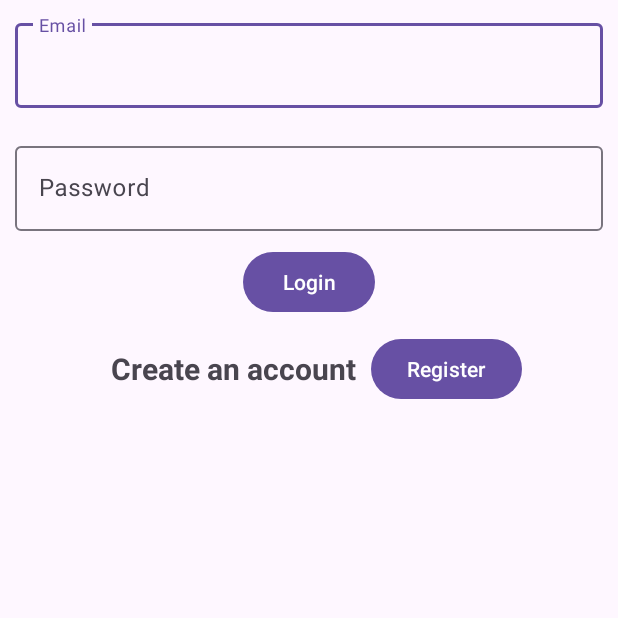
After one commit to abhisharma5111/GroupProject_LinkUp, an Android app: the LoginActivity screen opened directly, with no data from a screen before it, on a phone screen of 412 x 824 dp, the top half of it. The commit adds this screen. Run offline under Robolectric (Android 15) with nearby library versions, the phone set to English and light mode, and no system bars; our stand-ins replace Firebase (no records; nobody signed in at launch, a user with empty details on screens opened directly).

Commit message:
Created user authentication such as login register and updated DB

```diff
--- a/app/src/main/java/com/example/groupproject_linkup/Login.kt
+++ /dev/null
@@ -1,4 +0,0 @@
-package com.example.groupproject_linkup
-
-class Login {
-}
--- /dev/null
+++ b/app/src/main/java/com/example/groupproject_linkup/LoginActivity.kt
@@ -0,0 +1,63 @@
+package com.example.groupproject_linkup
+
+import android.content.Intent
+import android.os.Bundle
+import android.util.Log
+import android.widget.Toast
+import androidx.appcompat.app.AppCompatActivity
+import com.example.groupproject_linkup.databinding.LoginActivityBinding
+import com.google.firebase.auth.FirebaseAuth
+import com.google.firebase.auth.FirebaseAuthUserCollisionException
+
+class LoginActivity : AppCompatActivity() {
+    private lateinit var binding: LoginActivityBinding
+    private lateinit var firebaseAuth: FirebaseAuth
+
+    override fun onCreate(savedInstanceState: Bundle?) {
+        super.onCreate(savedInstanceState)
+
+        binding = LoginActivityBinding.inflate(layoutInflater)
+        setContentView(binding.root)
+
+        // Initialize firebaseAuth
+        firebaseAuth = FirebaseAuth.getInstance()
+
+        binding.redirectRegisterPage.setOnClickListener {
+            val intent = Intent(this, RegisterActivity::class.java)
+            startActivity(intent)
+        }
+
+            binding.mainRedirectbtn.setOnClickListener {
+                val email = binding.editTextEmail.text.toString()
+                val password = binding.editTextPassword.text.toString()
+
+                // adding the validation whether it is empty or not
+                if (email.isNotEmpty() && password.isNotEmpty()) {
+
+                    firebaseAuth.createUserWithEmailAndPassword(email, password)
+                        .addOnCompleteListener { task ->
+                            // adding some validation on email and password
+                            if (task.isSuccessful) {
+                                val intent = Intent(this, MainActivity::class.java)
+                                startActivity(intent)
+
+                            } else {
+                                val msg = when {
+                                    task.exception is FirebaseAuthUserCollisionException -> {
+                                        val intent = Intent(this, MainActivity::class.java)
+                                        startActivity(intent)
+                                    }
+
+                                    else -> {
+                                        "Sign up failed: ${task.exception?.message}"
+                                    }
+                                }
+                            }
+                        }
+                } else {
+                    Toast.makeText(this, "All Fields Required !!", Toast.LENGTH_SHORT).show()
+                }
+            }
+
+        }
+    }
--- a/app/src/main/res/layout/activity_main.xml
+++ b/app/src/main/res/layout/activity_main.xml
@@ -7,6 +7,12 @@
     android:orientation="vertical"
     tools:context=".MainActivity" >
 
+    <TextView
+        android:id="@+id/textView2"
+        android:layout_width="match_parent"
+        android:layout_height="wrap_content"
+        android:text="TextView" />
+
     <androidx.recyclerview.widget.RecyclerView
         android:layout_width="match_parent"
         android:layout_height="match_parent" />
--- /dev/null
+++ b/app/src/main/res/layout/login_activity.xml
@@ -0,0 +1,67 @@
+<?xml version="1.0" encoding="utf-8"?>
+<LinearLayout xmlns:android="http://schemas.android.com/apk/res/android"
+    android:layout_width="match_parent"
+    android:layout_height="match_parent"
+    android:orientation="vertical">
+
+    <com.google.android.material.textfield.TextInputLayout
+        android:layout_width="match_parent"
+        android:layout_height="wrap_content"
+        android:layout_margin="10dp"
+        >
+
+        <com.google.android.material.textfield.TextInputEditText
+            android:id="@+id/editTextEmail"
+            android:layout_width="match_parent"
+            android:layout_height="wrap_content"
+            android:hint="Email" />
+
+    </com.google.android.material.textfield.TextInputLayout>
+
+    <com.google.android.material.textfield.TextInputLayout
+        android:layout_width="match_parent"
+        android:layout_height="wrap_content"
+        android:layout_margin="10dp">
+
+        <com.google.android.material.textfield.TextInputEditText
+            android:id="@+id/editTextPassword"
+            android:layout_width="match_parent"
+            android:layout_height="wrap_content"
+            android:hint="Password" />
+    </com.google.android.material.textfield.TextInputLayout>
+
+    <Button
+        android:id="@+id/mainRedirectbtn"
+        android:layout_width="wrap_content"
+        android:layout_height="wrap_content"
+        android:layout_gravity="center"
+        android:text="Login" />
+
+    <LinearLayout
+        android:layout_width="match_parent"
+        android:layout_height="wrap_content"
+        android:layout_margin="10dp"
+        android:gravity="center"
+        android:orientation="horizontal"
+        android:paddingLeft="20dp"
+        android:paddingRight="20dp">
+
+        <TextView
+            android:id="@+id/txt"
+            android:layout_width="wrap_content"
+            android:layout_height="wrap_content"
+            android:layout_margin="10dp"
+            android:gravity="center"
+            android:text="Create an account"
+            android:textSize="20sp"
+            android:textStyle="bold" />
+
+        <Button
+            android:id="@+id/redirectRegisterPage"
+            android:layout_width="wrap_content"
+            android:layout_height="wrap_content"
+            android:text="Register" />
+
+    </LinearLayout>
+
+</LinearLayout>
```
Also changed, not shown: app/build.gradle.kts (+16 -3 lines), app/src/main/AndroidManifest.xml (+9 -1 lines), app/src/main/java/com/example/groupproject_linkup/RegisterActivity.kt (+59 -1 lines), app/src/main/res/layout/register_activity.xml (added, +85 -0 lines), 1 other file.
